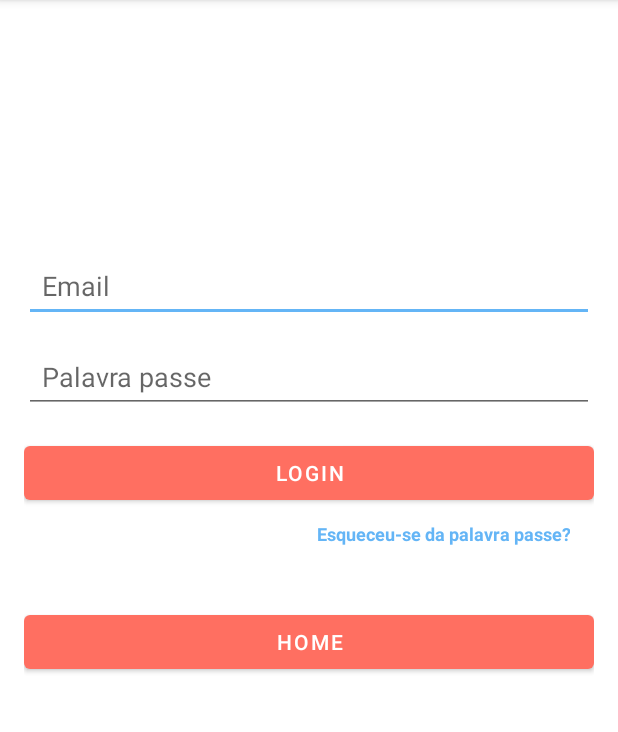
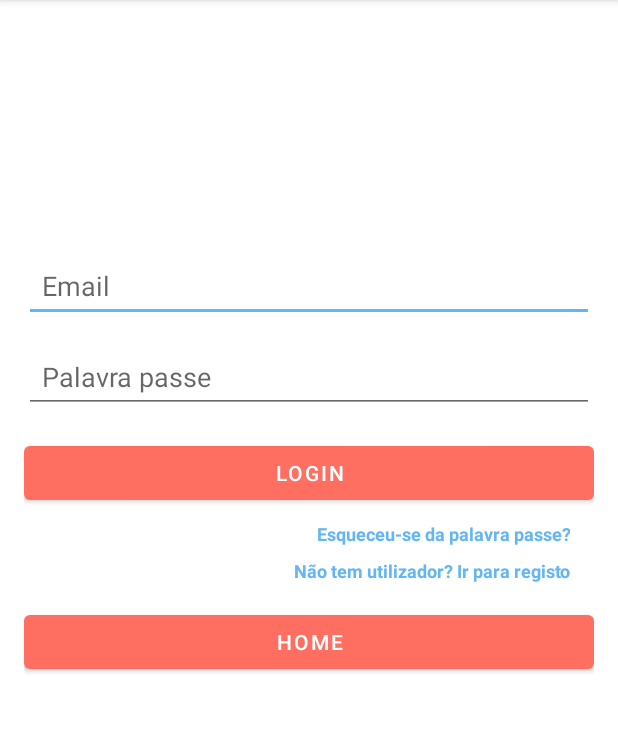
Before and after one commit to JoseSousaVaz/FestadBolso, an Android app: the screen it shows after launch (FirebaseUIActivity), on a phone screen of 412 x 824 dp, the part 84-816 px from its top. Run offline under Robolectric (Android 15) with nearby library versions, the phone set to English and light mode, and no system bars; our stand-ins replace Firebase (no records; nobody signed in at launch, a user with empty details on screens opened directly), Volley.

```diff
--- a/app/src/main/java/com/example/festadbolso/UI/FirebaseUIActivity.java
+++ b/app/src/main/java/com/example/festadbolso/UI/FirebaseUIActivity.java
@@ -40,6 +40,7 @@ public class FirebaseUIActivity extends AppCompatActivity {
     private EditText usernameEditText;
 
     private TextView recoverPassword;
+    private TextView gotoRegister;
 
     @Override
     protected void onCreate(Bundle savedInstanceState) {
@@ -64,6 +65,7 @@ public class FirebaseUIActivity extends AppCompatActivity {
         authButton = findViewById(R.id.authButton);
         Button homeButton = findViewById(R.id.homeButton);
         TextView recoverPassword = findViewById(R.id.recoverPassword);
+        TextView gotoRegister = findViewById(R.id.gotoregister);
         progressBar = findViewById(R.id.progressBar);
 
         // Get intent extras to check if it's a registration or login
@@ -76,6 +78,7 @@ public class FirebaseUIActivity extends AppCompatActivity {
 
         // Hide recover password if it's a register
         recoverPassword.setVisibility(isRegister ? View.GONE : View.VISIBLE);
+        gotoRegister.setVisibility(isRegister ? View.GONE : View.VISIBLE);
 
         authButton.setText(isRegister ? "Register" : "Login");
 
@@ -84,6 +87,9 @@ public class FirebaseUIActivity extends AppCompatActivity {
         homeButton.setOnClickListener(v -> goToMainActivity());
 
         recoverPassword.setOnClickListener(v -> resetPassword());
+
+        gotoRegister.setOnClickListener(v -> goToFirebaseAuth(true));
+
     }
 
     private void authenticateUser() {
@@ -181,4 +187,11 @@ public class FirebaseUIActivity extends AppCompatActivity {
         startActivity(intent);
         finish();
     }
+
+    private void goToFirebaseAuth(boolean isRegister) {
+        Intent intent = new Intent(this, FirebaseUIActivity.class);
+        // You could pass a flag to indicate register vs login if needed
+        intent.putExtra("is_register", isRegister);
+        startActivity(intent);
+    }
 }
--- a/app/src/main/java/com/example/festadbolso/UI/SpyActivity.java
+++ b/app/src/main/java/com/example/festadbolso/UI/SpyActivity.java
@@ -25,7 +25,6 @@ public class SpyActivity extends AppCompatActivity {
     private Button hostButton;
     private Button joinButton;
 
-    private ImageView spy_image;
 
     @Override
     protected void onCreate(Bundle savedInstanceState) {
--- a/app/src/main/res/layout/activity_firebase_ui.xml
+++ b/app/src/main/res/layout/activity_firebase_ui.xml
@@ -58,7 +58,7 @@
         android:id="@+id/recoverPassword"
         android:layout_width="wrap_content"
         android:layout_height="wrap_content"
-        android:text="Esqueceu-se da palavra passe?"
+        android:text="@string/esqueceu_se_da_palavra_passe"
         android:textAlignment="textEnd"
         android:textColor="@color/sky_blue"
         android:textSize="12sp"
@@ -69,6 +69,22 @@
         android:layout_marginEnd="16dp"
         app:layout_constraintEnd_toEndOf="parent"
         app:layout_constraintTop_toBottomOf="@id/authButton"/>
+
+    <TextView
+        android:id="@+id/gotoregister"
+        android:layout_width="wrap_content"
+        android:layout_height="wrap_content"
+        android:text="@string/n_o_tem_utilizador_ir_para_registo"
+        android:textAlignment="textEnd"
+        android:textColor="@color/sky_blue"
+        android:textSize="12sp"
+        android:textStyle="bold"
+        android:paddingTop="8dp"
+        android:clickable="true"
+        android:focusable="true"
+        android:layout_marginEnd="16dp"
+        app:layout_constraintEnd_toEndOf="parent"
+        app:layout_constraintTop_toBottomOf="@id/recoverPassword"/>
 
 
     <Button
--- a/app/src/main/res/values/strings.xml
+++ b/app/src/main/res/values/strings.xml
@@ -38,4 +38,6 @@
     <string name="ligar_hotspot">Ligar hotspot</string>
     <string name="morada_ip_aparece_aqui">Morada IP aparece aqui</string>
     <string name="permite_hotspot_para_te_tornares_anfitri_o">Permite hotspot para te tornares anfitrião</string>
+    <string name="n_o_tem_utilizador_ir_para_registo">Não tem utilizador? Ir para registo</string>
+    <string name="esqueceu_se_da_palavra_passe">Esqueceu-se da palavra passe?</string>
 </resources>
```
Also changed, not shown: app/src/main/java/com/example/festadbolso/UI/GameDetailsActivity.java (+8 -3 lines).
